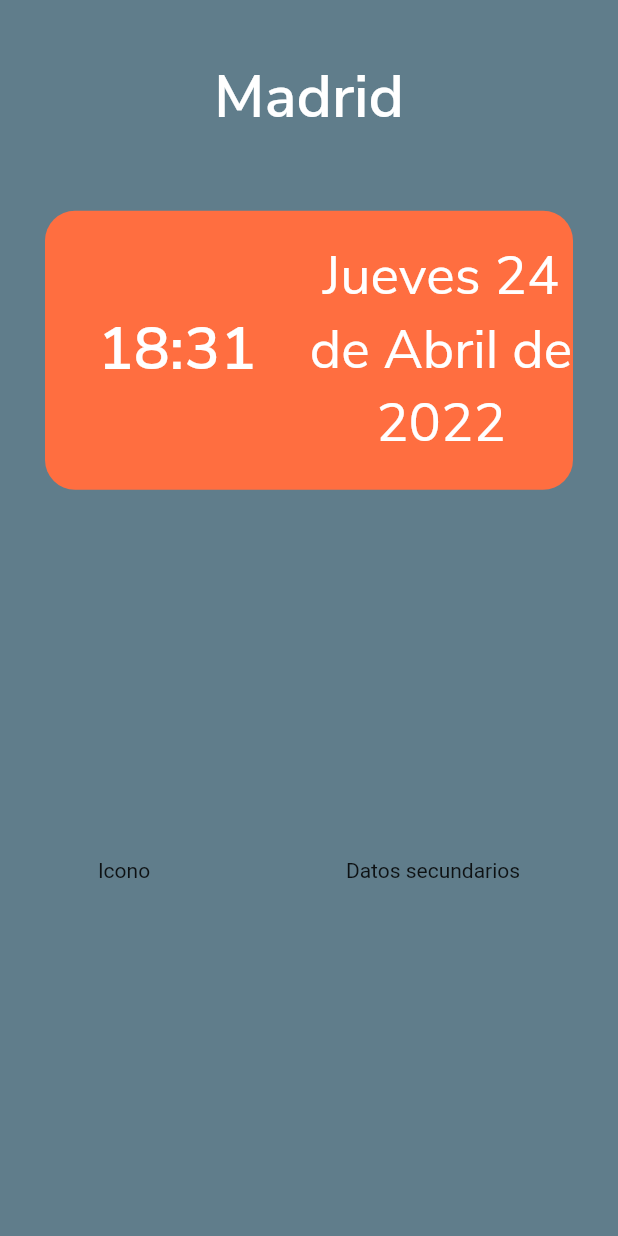
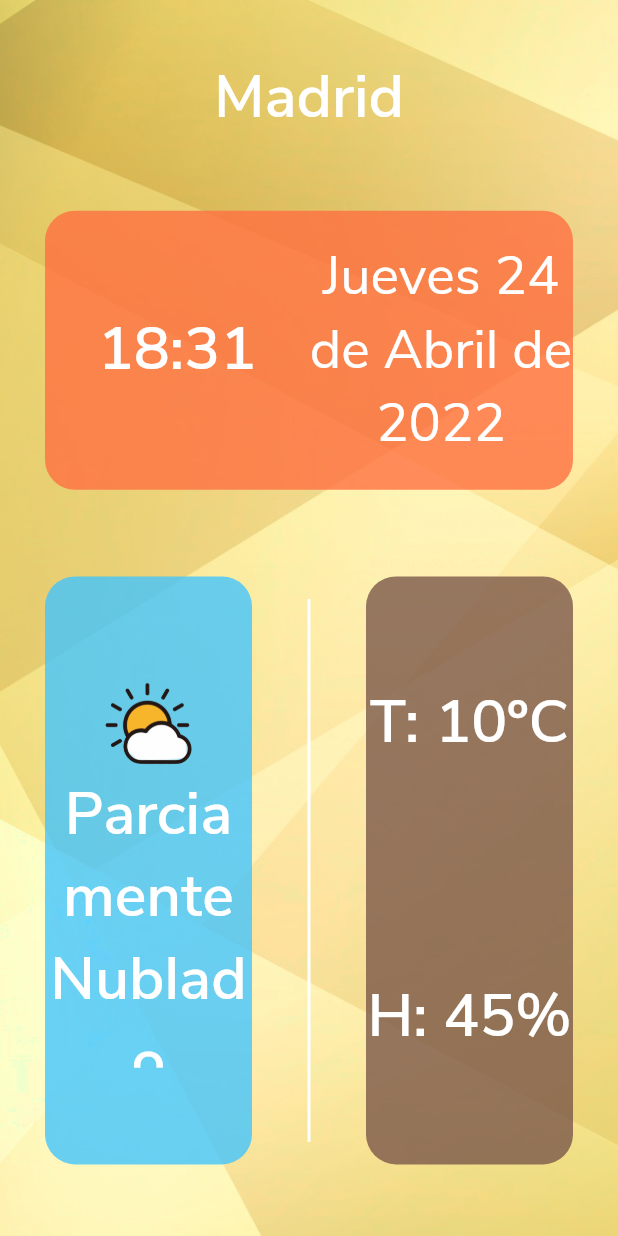
Before and after one commit to Gmatarrubia/rpi_weather, a Flutter app: the screen it shows after launch, on a phone screen of 412 x 824 dp. Run offline on Flutter 3.47's test engine with Material 2 defaults, Android fonts, the light colour scheme and no system bars.

Commit message:
finish basic UI static

```diff
--- a/lib/main.dart
+++ b/lib/main.dart
@@ -13,7 +13,6 @@ class MyApp extends StatelessWidget {
     return MaterialApp(
       title: 'Flutter Demo',
       theme: ThemeData(
-        primarySwatch: Colors.amber,
         brightness: Brightness.light,
         visualDensity: VisualDensity.adaptivePlatformDensity,
       ),
--- a/lib/resources/ui_constants.dart
+++ b/lib/resources/ui_constants.dart
@@ -5,6 +5,7 @@ const Color kTimeBackgroundColor = Color(0xFF90A4A3);
 const Color kWeatherBackgroundColor = Color(0xFF90A4A3);
 
 const Color kTextColor = Colors.white;
+const int kBoxBackgroundAlpha = 200;
 
 const kClockStyle = TextStyle(
   fontSize: 40.0,
@@ -27,3 +28,10 @@ const kLocationStyle = TextStyle(
 final kBoxStyle = BoxDecoration(
   borderRadius: BorderRadius.circular(20),
 );
+
+const kBoxBackground = BoxDecoration(
+  image: DecorationImage(
+    image: AssetImage("images/fondo.jpg"),
+    fit: BoxFit.cover,
+  ),
+);
--- a/lib/screens/main_screen.dart
+++ b/lib/screens/main_screen.dart
@@ -1,6 +1,9 @@
 import 'package:flutter/material.dart';
+import 'package:rpi_weather/resources/ui_constants.dart';
 import 'package:rpi_weather/ui_elements/top_bar.dart';
 import 'package:rpi_weather/ui_elements/time_widget.dart';
+import 'package:rpi_weather/ui_elements/basic_weather.dart';
+import 'package:rpi_weather/ui_elements/info_weather.dart';
 
 class MyHomePage extends StatefulWidget {
   const MyHomePage({Key? key}) : super(key: key);
@@ -12,8 +15,11 @@ class MyHomePage extends StatefulWidget {
 class _MyHomePageState extends State<MyHomePage> {
   @override
   Widget build(BuildContext context) {
-    return Scaffold(
-      backgroundColor: Colors.blueGrey,
+    return Container(
+      constraints: const BoxConstraints.expand(),
+      decoration: kBoxBackground,
+      child: Scaffold(
+        backgroundColor: Colors.transparent,
         body: Center(
           child: Column(
             mainAxisAlignment: MainAxisAlignment.spaceEvenly,
@@ -32,20 +38,30 @@ class _MyHomePageState extends State<MyHomePage> {
                 fit: FlexFit.tight,
                 child: Row(
                   mainAxisAlignment: MainAxisAlignment.spaceEvenly,
-                children: <Widget>[
-                  Text("Icono"),
-                  Divider(
+                  children: const <Widget>[
+                    Flexible(
+                      flex: 1,
+                      fit: FlexFit.tight,
+                      child: BasicWeather()
+                    ),
+                    VerticalDivider(
                       color: Colors.white,
-                    height: 100,
-                    thickness: 20,
+                      thickness: 2,
+                      indent: 25,
+                      endIndent: 25,
                     ),
-                  Text("Datos secundarios"),
+                    Flexible(
+                      flex: 1,
+                      fit: FlexFit.tight,
+                      child: InfoWeather()
+                    ),
                   ],
                 ),
               ),
             ],
           ),
         ),
+      ),
     );
   }
 }
--- /dev/null
+++ b/lib/ui_elements/basic_weather.dart
@@ -0,0 +1,37 @@
+import 'package:flutter/material.dart';
+import 'package:rpi_weather/resources/ui_constants.dart';
+
+class BasicWeather extends StatelessWidget {
+  const BasicWeather({
+    Key? key,
+  }) : super(key: key);
+
+  @override
+  Widget build(BuildContext context) {
+    return Container(
+      decoration: kBoxStyle.copyWith(
+          color: Colors.lightBlueAccent.withAlpha(kBoxBackgroundAlpha)),
+      margin: const EdgeInsets.symmetric(horizontal: 30, vertical: 10),
+      child: Column(
+        crossAxisAlignment: CrossAxisAlignment.center,
+        mainAxisAlignment: MainAxisAlignment.center,
+        children: const <Widget>[
+          Flexible(
+            flex: 1,
+            child: Image(
+              image: AssetImage("images/icono.png"),
+            ),
+          ),
+          Flexible(
+            flex: 1,
+            child: Text(
+              "Parciamente Nublado",
+              style: kClockStyle,
+              textAlign: TextAlign.center,
+            ),
+          ),
+        ],
+      ),
+    );
+  }
+}
--- /dev/null
+++ b/lib/ui_elements/info_weather.dart
@@ -0,0 +1,31 @@
+import 'package:flutter/material.dart';
+import 'package:rpi_weather/resources/ui_constants.dart';
+
+class InfoWeather extends StatelessWidget {
+  const InfoWeather({
+    Key? key,
+  }) : super(key: key);
+
+  @override
+  Widget build(BuildContext context) {
+    return Container(
+      decoration: kBoxStyle.copyWith(
+          color: Colors.brown.withAlpha(kBoxBackgroundAlpha)),
+      margin: const EdgeInsets.symmetric(horizontal: 30, vertical: 10),
+      child: Column(
+        crossAxisAlignment: CrossAxisAlignment.center,
+        mainAxisAlignment: MainAxisAlignment.spaceAround,
+        children: const <Widget>[
+          Text(
+            "T: 10ºC",
+            style: kClockStyle,
+          ),
+          Text(
+            "H: 45%",
+            style: kClockStyle,
+          ),
+        ],
+      ),
+    );
+  }
+}
--- a/lib/ui_elements/time_widget.dart
+++ b/lib/ui_elements/time_widget.dart
@@ -7,7 +7,8 @@ class TimeWidget extends StatelessWidget {
   @override
   Widget build(BuildContext context) {
     return Container(
-      decoration: kBoxStyle.copyWith(color: Colors.deepOrangeAccent),
+      decoration: kBoxStyle.copyWith(
+          color: Colors.deepOrangeAccent.withAlpha(kBoxBackgroundAlpha)),
       margin: const EdgeInsets.symmetric(horizontal: 30, vertical: 10),
       child: Row(
         mainAxisSize: MainAxisSize.max,
--- a/pubspec.yaml
+++ b/pubspec.yaml
@@ -24,9 +24,9 @@ dev_dependencies:
 # The following section is specific to Flutter.
 flutter:
   uses-material-design: true
-  # assets:
-  #   - images/a_dot_burr.jpeg
-  #   - images/a_dot_ham.jpeg
+  assets:
+    - images/icono.png
+    - images/fondo.jpg
   fonts:
   - family: nonito
     fonts:
```
Also changed, not shown: images/fondo.jpg (added), images/icono.png (added). Lines whose indentation alone changed are shown as unchanged.
